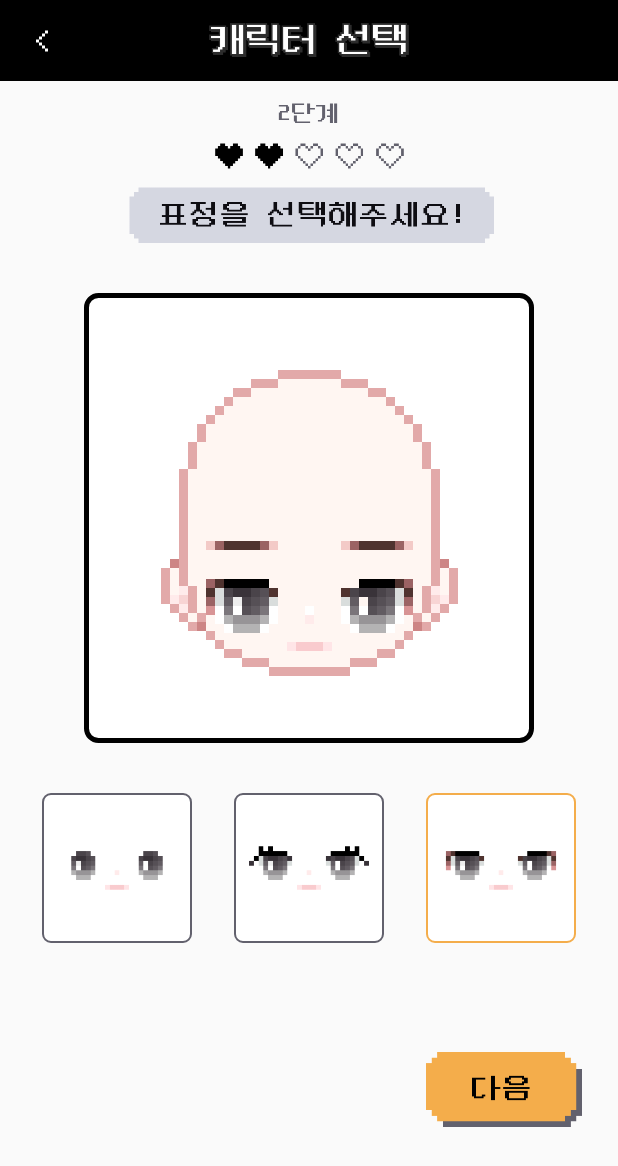
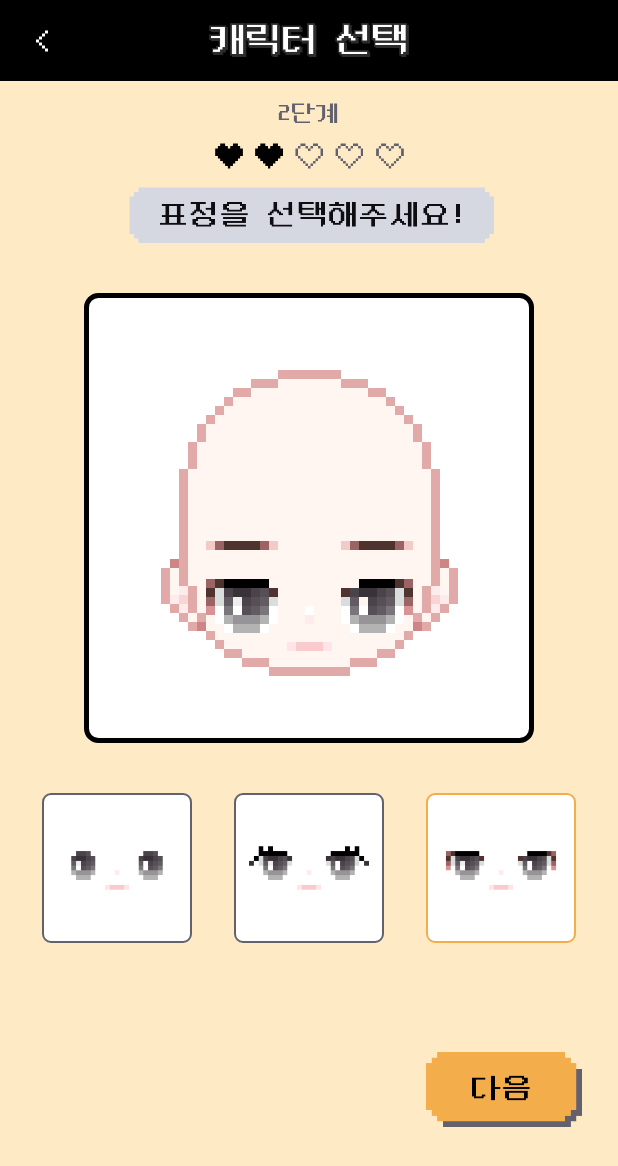
Before and after one commit to DEPthes/3rd-MVP-NoPlanB-Android, an Android app: the fragment FaceSettingFragment placed in its activity, after a tap on an icon or button, on a phone screen of 412 x 824 dp. Shown: the top 1166 px of the screen. Run offline under Robolectric (Android 15) with nearby library versions, the phone set to English and light mode, and no system bars; libraries missing offline, so code that uses them is left out: com.orhanobut.logger; 2 statements that could not run were skipped; 3 other taps on this screen came first.

Commit message:
fix/character-setting
자잘한 오류 수정 및 배경 수정

```diff
--- a/GrowMe/app/src/main/java/com/growme/growme/presentation/views/characterSetting/FaceSettingFragment.kt
+++ b/GrowMe/app/src/main/java/com/growme/growme/presentation/views/characterSetting/FaceSettingFragment.kt
@@ -51,8 +51,8 @@ class FaceSettingFragment : Fragment() {
             setFaceSelection(3, R.drawable.face_3)
         }
         binding.btnNext.setOnClickListener {
-            if (skinValue != null && faceValue != null) {
-                sendDataAndNavigate(skinValue, faceValue)
+            if (skinValue != null) {
+                sendDataAndNavigate(skinValue, faceNum)
             }
         }
         binding.btnBack.setOnClickListener {
--- a/GrowMe/app/src/main/res/layout/fragment_clothes_setting.xml
+++ b/GrowMe/app/src/main/res/layout/fragment_clothes_setting.xml
@@ -4,6 +4,7 @@
     xmlns:tools="http://schemas.android.com/tools"
     android:layout_width="match_parent"
     android:layout_height="match_parent"
+    android:background="@color/cream_ivory"
     tools:context=".presentation.views.characterSetting.ClothesSettingFragment">
 
     <Toolbar
--- a/GrowMe/app/src/main/res/layout/fragment_face_setting.xml
+++ b/GrowMe/app/src/main/res/layout/fragment_face_setting.xml
@@ -4,6 +4,7 @@
     xmlns:tools="http://schemas.android.com/tools"
     android:layout_width="match_parent"
     android:layout_height="match_parent"
+    android:background="@color/cream_ivory"
     tools:context=".presentation.views.characterSetting.FaceSettingFragment">
 
     <Toolbar
--- a/GrowMe/app/src/main/res/layout/fragment_hair_setting.xml
+++ b/GrowMe/app/src/main/res/layout/fragment_hair_setting.xml
@@ -4,6 +4,7 @@
     xmlns:tools="http://schemas.android.com/tools"
     android:layout_width="match_parent"
     android:layout_height="match_parent"
+    android:background="@color/cream_ivory"
     tools:context=".presentation.views.characterSetting.HairSettingFragment">
 
     <Toolbar
--- a/GrowMe/app/src/main/res/layout/fragment_name_setting.xml
+++ b/GrowMe/app/src/main/res/layout/fragment_name_setting.xml
@@ -4,6 +4,7 @@
     xmlns:tools="http://schemas.android.com/tools"
     android:layout_width="match_parent"
     android:layout_height="match_parent"
+    android:background="@color/cream_ivory"
     tools:context=".presentation.views.characterSetting.NameSettingFragment">
 
     <Toolbar
--- a/GrowMe/app/src/main/res/layout/fragment_skin_setting.xml
+++ b/GrowMe/app/src/main/res/layout/fragment_skin_setting.xml
@@ -4,6 +4,7 @@
     xmlns:tools="http://schemas.android.com/tools"
     android:layout_width="match_parent"
     android:layout_height="match_parent"
+    android:background="@color/cream_ivory"
     tools:context=".presentation.views.characterSetting.SkinSettingFragment">
 
     <Toolbar
--- /dev/null
+++ b/GrowMe/app/src/main/res/raw/gif.json
@@ -0,0 +1 @@
+{"nm":"newScene","ddd":0,"h":530,"w":400,"meta":{"g":"SVG to Lottie v0.15.1-0.6.0"},"layers":[{"ty":4,"nm":"","sr":1,"st":0,"op":45,"ip":0,"hd":false,"ddd":0,"bm":0,"hasMask":false,"ao":0,"ks":{"a":{"a":0,"k":[0,0]},"s":{"a":0,"k":[100,100]},"sk":{"a":0,"k":0},"p":{"a":0,"k":[0,0]},"r":{"a":0,"k":0},"sa":{"a":0,"k":0},"o":{"a":0,"k":100}},"ef":[],"shapes":[],"ind":1}],"v":"5.7.0","fr":60,"op":45,"ip":0,"assets":[]}
```
Also changed, not shown: GrowMe/app/src/main/res/layout/fragment_setting_complete.xml (+10 -2 lines), GrowMe/app/src/main/res/drawable/img_effect_light.png (added).
